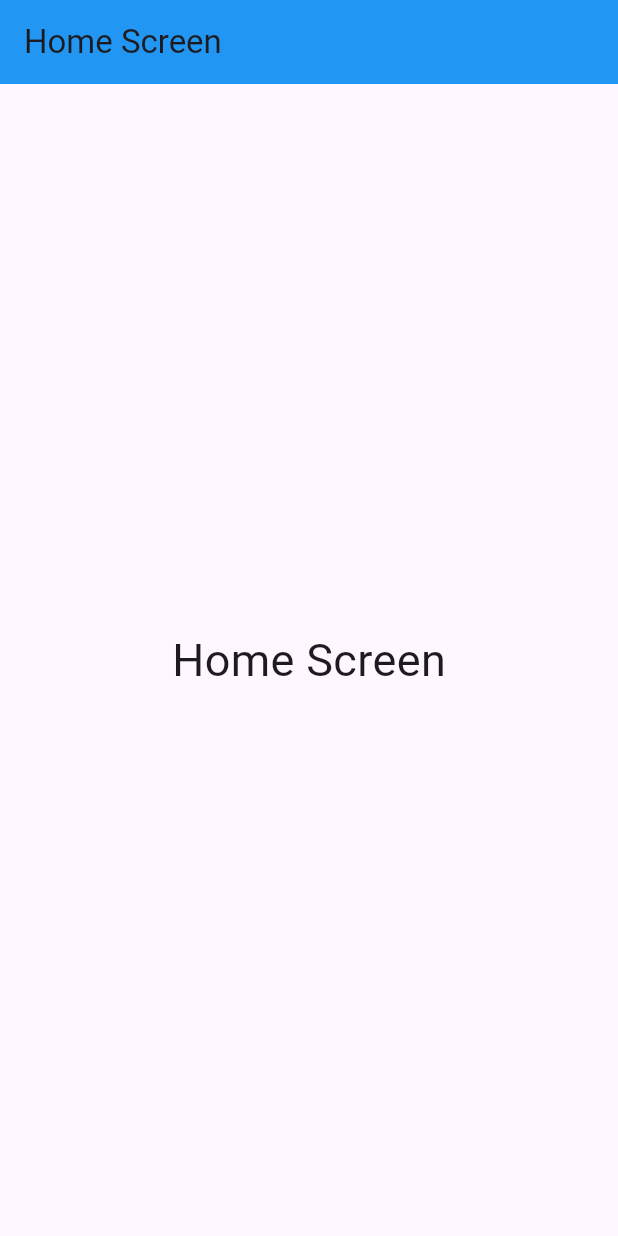
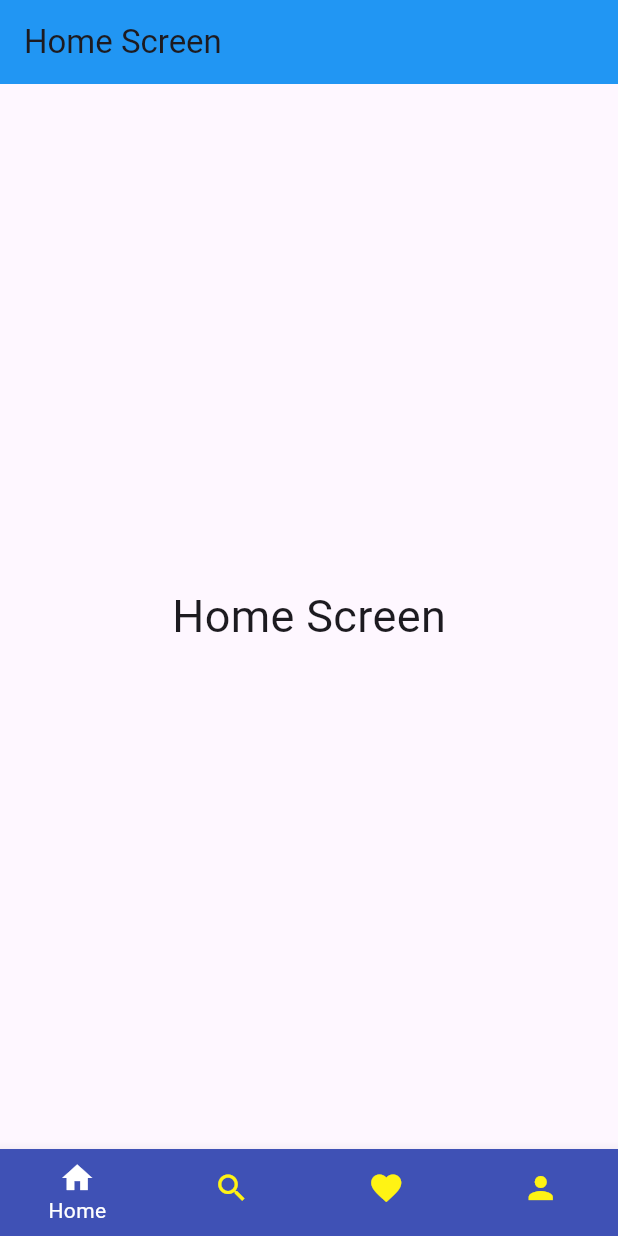
Before and after one commit to SuhAilMAnzoor/Seventh-Bottom-Navigation-Bar-Part-Two, a Flutter app: the screen it shows after launch, on a phone screen of 412 x 824 dp. Run offline on Flutter 3.47's test engine with Material 3 defaults, Android fonts, the light colour scheme and no system bars.

Commit message:
Added Four Screens in main.dart file and one more extra class 'MainScreen' is included in main.dart file to set bottom navigation bar in that screen, and apply more properties on it, Please OPEN it checkout further details

```diff
--- a/lib/main.dart
+++ b/lib/main.dart
@@ -1,5 +1,8 @@
 import 'package:flutter/material.dart';
 import 'package:seventh_bottom_navigation_bar/screens/screen1.dart';
+import 'package:seventh_bottom_navigation_bar/screens/screen2.dart';
+import 'package:seventh_bottom_navigation_bar/screens/screen3.dart';
+import 'package:seventh_bottom_navigation_bar/screens/screen4.dart';
 
 void main() {
   runApp(const MyApp());
@@ -11,7 +14,72 @@ class MyApp extends StatelessWidget {
   @override
   Widget build(BuildContext context) {
     return const MaterialApp(
-      home: HomeScreen(),
+      home: MainScreen(),
     );
   }
 }
+
+
+// Main Screen Class
+
+class MainScreen extends StatefulWidget {
+  const MainScreen({super.key});
+
+  @override
+  State<MainScreen> createState() => _HomeScreenState();
+}
+
+class _HomeScreenState extends State<MainScreen> {
+  int myIndex = 0;
+  List<Widget> widgetList = const [
+    HomeScreen(),     // Text("Home", style: TextStyle(fontSize: 40)),
+    SearchScreen(),   // Text("Search", style: TextStyle(fontSize: 40)),     // To Uncomment these Text, first you have to comment these four pages HomeScreen,
+    FavoriteScreen(), // Text("Favorite", style: TextStyle(fontSize: 40)),   // SearchScreen..., But This is better to add pages in bottom Text is only for Testing Purpose when i created this app this is for me not for you
+    ProfileScreen()   // Text("Profile", style: TextStyle(fontSize: 40))
+  ];
+  @override
+  Widget build(BuildContext context) {
+    return Scaffold(
+      body: Center(
+        child: widgetList[myIndex],
+      ),
+      // appBar: AppBar(
+      //   title: const Text("Bottom Navigation Bar"),       // AppBar not in App
+      // ),
+      bottomNavigationBar: BottomNavigationBar(        // Bottom Navigation Starts
+        // showSelectedLabels: false, // both are used to hide lables
+        showUnselectedLabels: false, // which shows below the icon
+        backgroundColor: Colors.indigo, // Set background color to indigo
+        type: BottomNavigationBarType.fixed, // Ensures fixed color
+        onTap: (index) {
+          setState(() {
+            myIndex = index;
+          });
+        },
+        currentIndex: myIndex,
+        selectedItemColor: Colors.white, // Optional: Change selected item color
+        unselectedItemColor: const Color.fromARGB(
+            255, 255, 243, 20), // Optional: Change unselected item color
+
+        items: const [
+          BottomNavigationBarItem(
+              icon: Icon(Icons.home),
+              label: "Home",
+              backgroundColor: Colors.amber),
+          BottomNavigationBarItem(
+              icon: Icon(Icons.search),
+              label: "Search",
+              backgroundColor: Colors.indigo),
+          BottomNavigationBarItem(
+              icon: Icon(Icons.favorite),
+              label: "Favorite",
+              backgroundColor: Colors.orange),
+          BottomNavigationBarItem(
+              icon: Icon(Icons.person),
+              label: "Profile",
+              backgroundColor: Colors.grey),
+        ],
+      ),
+    );
+  }
+}
```
